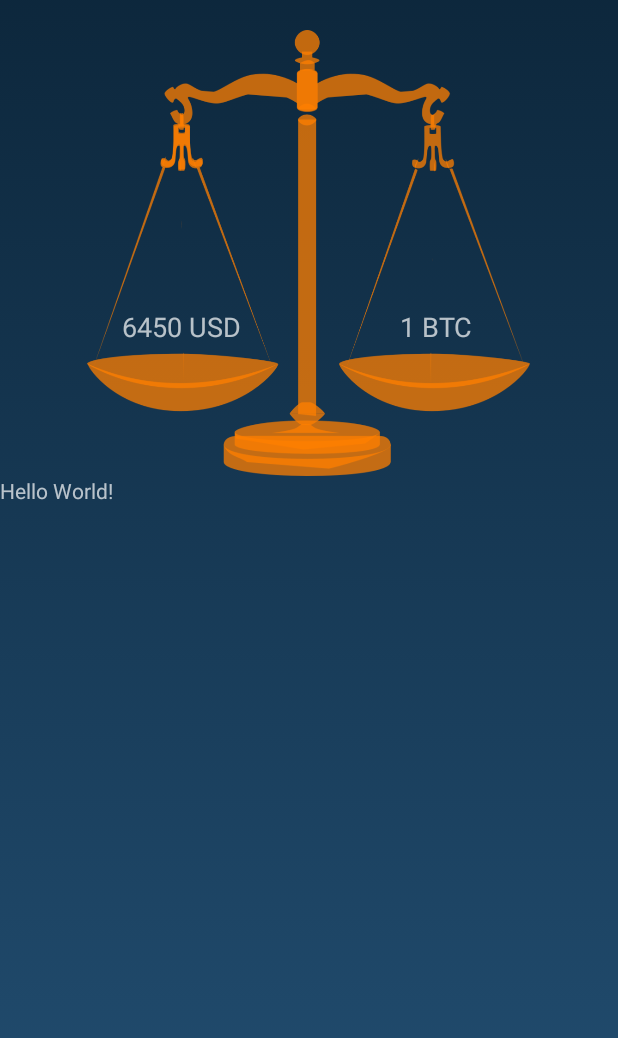
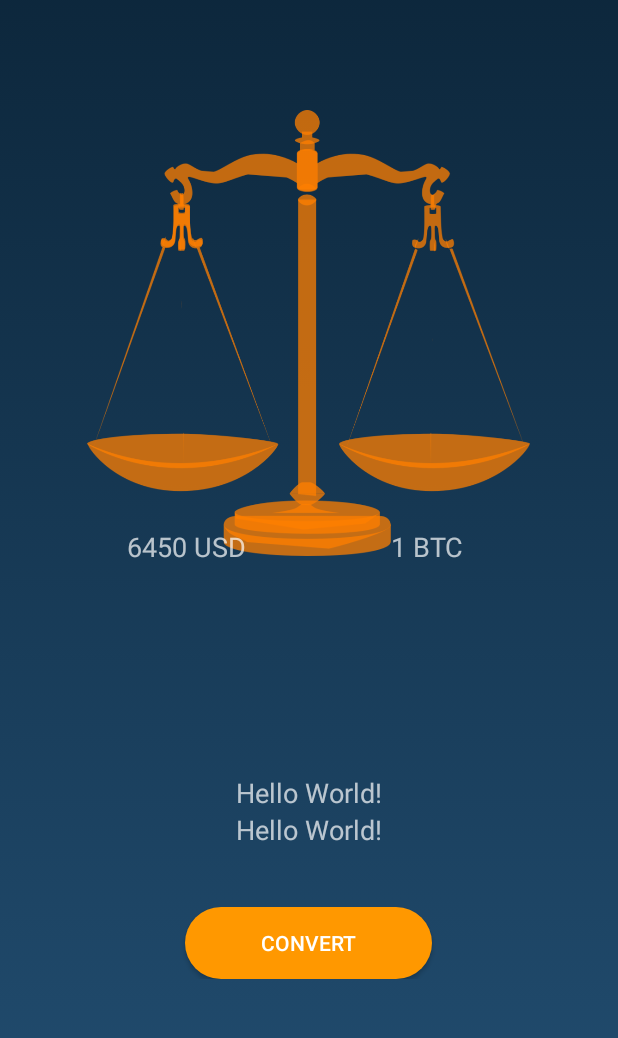
Before and after one commit to krozet/Bit-Me, an Android app: the CurrencyConversion screen opened directly, with no data from a screen before it, on a phone screen of 412 x 824 dp, the part 167-1205 px from its top. Run offline under Robolectric (Android 15) with nearby library versions, the phone set to English and light mode, and no system bars.

Commit message:
KR scalability added.

```diff
--- a/BitMe/app/src/main/res/layout/activity_currency_conversion.xml
+++ b/BitMe/app/src/main/res/layout/activity_currency_conversion.xml
@@ -15,8 +15,8 @@
 
         <RelativeLayout
             android:layout_width="match_parent"
-            android:layout_height="wrap_content"
-            android:layout_weight="0">
+            android:layout_height="0dp"
+            android:layout_weight="20">
 
             <ImageView
                 android:id="@+id/currencyconversion_logo_large"
@@ -28,12 +28,14 @@
         </RelativeLayout>
 
         <RelativeLayout
-            android:layout_width="match_parent"
-            android:layout_height="wrap_content">
+            android:layout_width="wrap_content"
+            android:layout_gravity="center_horizontal"
+            android:layout_height="0dp"
+            android:layout_weight="55">
 
             <RelativeLayout
                 android:layout_width="wrap_content"
-                android:layout_height="wrap_content"
+                android:layout_height="match_parent"
                 android:layout_centerHorizontal="true">
 
                 <ImageView
@@ -43,63 +45,128 @@
                     android:layout_marginTop="20dp"
                     android:src="@drawable/scale" />
 
-            </RelativeLayout>
-
-            <RelativeLayout
-                android:layout_width="match_parent"
-                android:layout_height="wrap_content"
-                android:gravity="center_horizontal"
-                android:layout_marginTop="205dp">
-
                 <LinearLayout
                     android:layout_width="wrap_content"
-                    android:layout_height="wrap_content"
-                    android:orientation="horizontal">
+                    android:layout_alignLeft="@+id/currencyconversion_scale"
+                    android:layout_alignRight="@+id/currencyconversion_scale"
+                    android:layout_height="match_parent"
+                    android:gravity="center_horizontal"
+                    android:orientation="vertical"
+                    android:weightSum="100">
 
-                    <TextView
-                        android:layout_width="wrap_content"
-                        android:layout_height="wrap_content"
-                        android:gravity="center"
-                        android:text="6450 "
-                        android:textSize="18sp"/>
+                    <View
+                        android:layout_width="0dp"
+                        android:layout_height="0dp"
+                        android:layout_weight="66"/>
 
-                    <TextView
-                        android:layout_width="wrap_content"
-                        android:layout_height="wrap_content"
-                        android:text="USD"
-                        android:layout_marginEnd="170dp"
-                        android:textSize="18sp"/>
+                    <LinearLayout
+                        android:layout_width="match_parent"
+                        android:layout_height="0dp"
+                        android:layout_weight="34"
+                        android:orientation="horizontal"
+                        android:weightSum="100">
+
+                        <LinearLayout
+                            android:layout_width="0dp"
+                            android:layout_weight="45"
+                            android:gravity="center"
+                            android:layout_height="wrap_content">
+                            <TextView
+                                android:layout_width="wrap_content"
+                                android:layout_height="wrap_content"
+                                android:text="6450 "
+                                android:textSize="18sp"/>
+
+                            <TextView
+                                android:layout_width="wrap_content"
+                                android:layout_height="wrap_content"
+                                android:text="USD"
+                                android:textSize="18sp"/>
+                        </LinearLayout>
+
+                        <View
+                            android:layout_width="0dp"
+                            android:layout_height="0dp"
+                            android:layout_weight="12"/>
+
+                        <RelativeLayout
+                            android:layout_width="0dp"
+                            android:layout_weight="40"
+                            android:gravity="center"
+                            android:layout_height="wrap_content">
+
+                            <TextView
+                                android:layout_width="wrap_content"
+                                android:layout_height="wrap_content"
+                                android:text="1 BTC"
+                                android:textSize="18sp"/>
+                        </RelativeLayout>
+
+
+                    </LinearLayout>
+
                 </LinearLayout>
             </RelativeLayout>
 
-            <RelativeLayout
-                android:layout_width="match_parent"
+
+
+        </RelativeLayout>
+
+        <RelativeLayout
+            android:layout_width="match_parent"
+            android:layout_height="0dp"
+            android:gravity="center_horizontal"
+            android:layout_weight="12">
+
+            <LinearLayout
+                android:layout_width="wrap_content"
                 android:layout_height="wrap_content"
-                android:gravity="center_horizontal"
-                android:layout_marginTop="205dp">
+                android:orientation="vertical">
 
                 <TextView
                     android:layout_width="wrap_content"
                     android:layout_height="wrap_content"
-                    android:gravity="center"
-                    android:text="1 BTC"
-                    android:layout_marginStart="170dp"
+                    android:layout_marginTop="10dp"
+                    android:text="Hello World!"
                     android:textSize="18sp"/>
-            </RelativeLayout>
+
+                <TextView
+                    android:layout_width="wrap_content"
+                    android:layout_height="wrap_content"
+                    android:text="Hello World!"
+                    android:textSize="18sp"/>
+            </LinearLayout>
         </RelativeLayout>
 
         <RelativeLayout
             android:layout_width="match_parent"
-            android:layout_height="wrap_content">
+            android:layout_height="0dp"
+            android:layout_weight="13">
 
-            <TextView
-                android:layout_width="wrap_content"
+            <LinearLayout
+                android:layout_width="match_parent"
                 android:layout_height="wrap_content"
-                android:text="Hello World!"
-                app:layout_constraintBottom_toBottomOf="parent"
-                app:layout_constraintLeft_toLeftOf="parent"
-                app:layout_constraintRight_toRightOf="parent"
-                app:layout_constraintTop_toTopOf="parent" />
+                android:orientation="horizontal"
+                android:weightSum="100">
+
+                <View
+                    android:layout_width="0dp"
+                    android:layout_height="0dp"
+                    android:layout_weight="30"/>
+
+                <Button
+                    android:id="@+id/requestcurrency_convert"
+                    android:layout_width="0dp"
+                    android:layout_weight="40"
+                    android:layout_height="wrap_content"
+                    android:background="@drawable/button_menu"
+                    android:text="@string/requestcurrency_convert" />
+
+                <View
+                    android:layout_width="0dp"
+                    android:layout_height="0dp"
+                    android:layout_weight="30"/>
+            </LinearLayout>
         </RelativeLayout>
     </LinearLayout>
 
```
